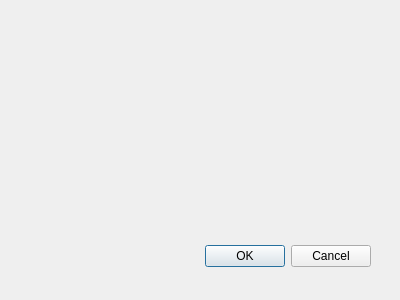
Qt form Application/ui/uichooseengineer.ui (VladimirChotiy/sos_orders) before a commit.
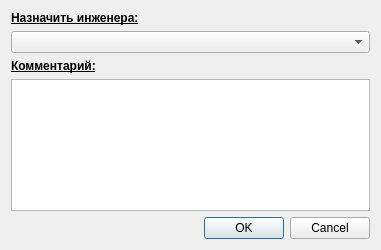
The same form after that commit.

Diff of the .ui file:
```diff
--- a/Application/ui/uichooseengineer.ui
+++ b/Application/ui/uichooseengineer.ui
@@ -8,29 +8,77 @@
    <rect>
     <x>0</x>
     <y>0</y>
-    <width>400</width>
-    <height>300</height>
+    <width>381</width>
+    <height>250</height>
    </rect>
   </property>
   <property name="windowTitle">
    <string>Dialog</string>
   </property>
-  <widget class="QDialogButtonBox" name="buttonBox">
-   <property name="geometry">
-    <rect>
-     <x>30</x>
-     <y>240</y>
-     <width>341</width>
-     <height>32</height>
-    </rect>
-   </property>
-   <property name="orientation">
-    <enum>Qt::Horizontal</enum>
-   </property>
-   <property name="standardButtons">
-    <set>QDialogButtonBox::Cancel|QDialogButtonBox::Ok</set>
-   </property>
-  </widget>
+  <layout class="QVBoxLayout" name="verticalLayout">
+   <item>
+    <widget class="QLabel" name="lbl_Engineer">
+     <property name="font">
+      <font>
+       <pointsize>9</pointsize>
+       <weight>75</weight>
+       <bold>true</bold>
+       <underline>true</underline>
+      </font>
+     </property>
+     <property name="text">
+      <string>Назначить инженера:</string>
+     </property>
+    </widget>
+   </item>
+   <item>
+    <widget class="QComboBox" name="cb_User">
+     <property name="minimumSize">
+      <size>
+       <width>0</width>
+       <height>22</height>
+      </size>
+     </property>
+    </widget>
+   </item>
+   <item>
+    <widget class="QLabel" name="lbl_Comment">
+     <property name="font">
+      <font>
+       <pointsize>9</pointsize>
+       <weight>75</weight>
+       <bold>true</bold>
+       <underline>true</underline>
+      </font>
+     </property>
+     <property name="text">
+      <string>Комментарий:</string>
+     </property>
+    </widget>
+   </item>
+   <item>
+    <widget class="QTextEdit" name="txt_Comment">
+     <property name="font">
+      <font>
+       <pointsize>9</pointsize>
+       <weight>50</weight>
+       <bold>false</bold>
+       <underline>false</underline>
+      </font>
+     </property>
+    </widget>
+   </item>
+   <item>
+    <widget class="QDialogButtonBox" name="bb_Buttons">
+     <property name="orientation">
+      <enum>Qt::Horizontal</enum>
+     </property>
+     <property name="standardButtons">
+      <set>QDialogButtonBox::Cancel|QDialogButtonBox::Ok</set>
+     </property>
+    </widget>
+   </item>
+  </layout>
  </widget>
  <pixmapfunction/>
  <resources/>
```
Left out of the diff: 9 changed lines with no effect on the pictures.
